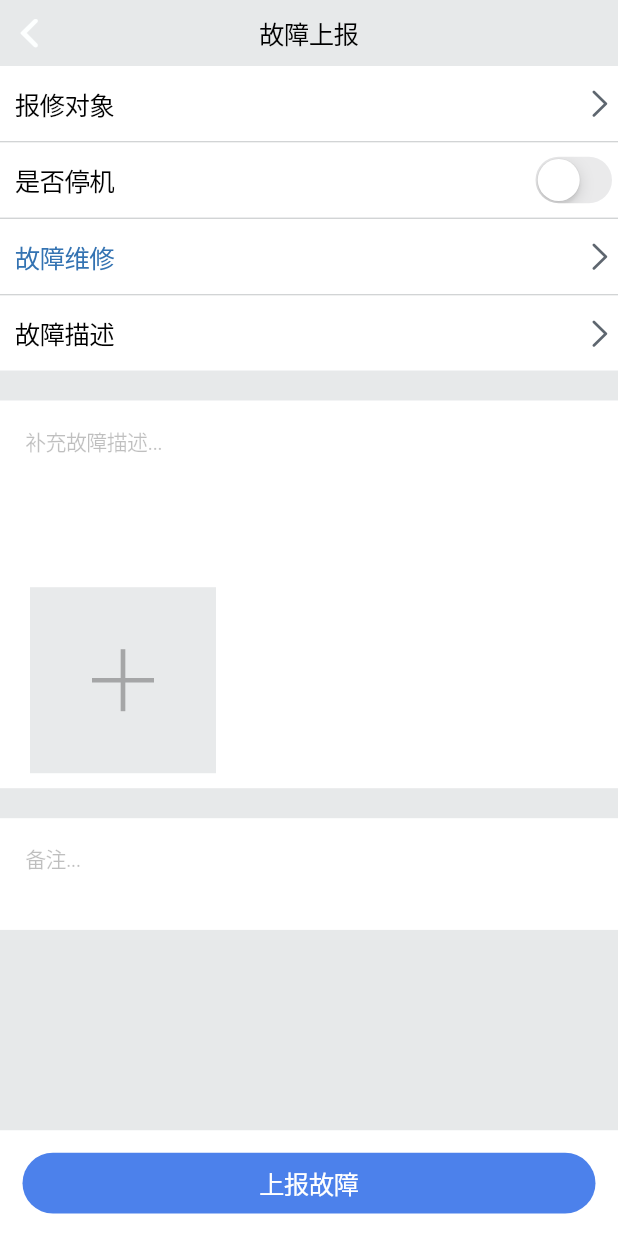
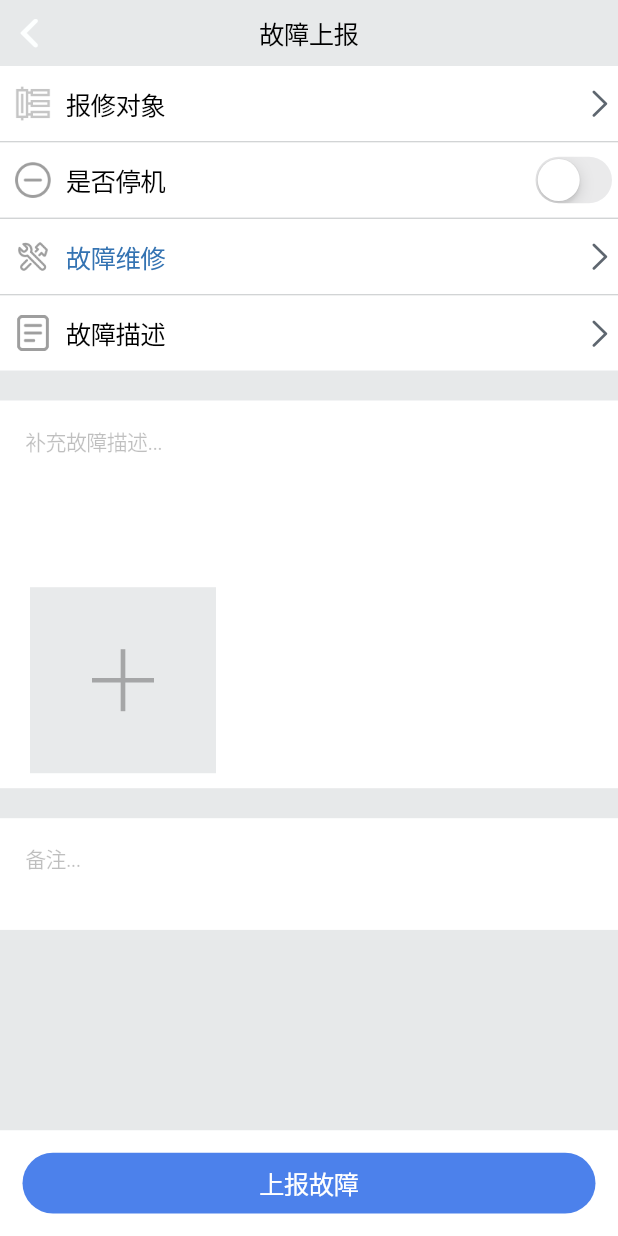
Before and after one commit to cheneyjuu/gztyre, a Flutter app: the ProblemReportHomePage screen opened directly with empty values, on a phone screen of 412 x 824 dp. Run offline on Flutter 3.47's test engine with Material 2 defaults, Android fonts, the phone set to English and light mode, and no system bars; our stand-ins replace camera, image_picker, shared_preferences, video_player; accounts and stored records are empty.

Commit message:
添加图标修改细节

```diff
--- a/lib/components/OrderCardWidget.dart
+++ b/lib/components/OrderCardWidget.dart
@@ -132,7 +132,7 @@ class OrderCardWidgetState extends State<OrderCardWidget> {
                     ),
                     Expanded(
                       child: Text(
-                        "是否停机：${widget.isStop ? "是" : "否"}",
+                        "${widget.isStop ? "已停机" : "未停机"}",
                         style: TextStyle(
                             color: Color.fromRGBO(0, 0, 0, 0.45), fontSize: 15),
                         maxLines: 1,
--- a/lib/components/UserInfoWidget.dart
+++ b/lib/components/UserInfoWidget.dart
@@ -31,7 +31,7 @@ class UserInfoWidget extends StatelessWidget {
                   Padding(
                     padding: EdgeInsets.all(5),
                     child: Text(
-                      "练胶厂",
+                      "炼胶厂",
                       style: TextStyle(color: Color.fromRGBO(40, 44, 52, 1)),
                     ),
                   ),
--- a/lib/pages/problemReport/ProblemReportHomePage.dart
+++ b/lib/pages/problemReport/ProblemReportHomePage.dart
@@ -33,6 +33,7 @@ class _ProblemReportHomePageState extends State<ProblemReportHomePage> {
   String _device = '';
   String _repairType = '故障维修';
   String _problemDescription = '';
+
 //  List<String> _list = [];
 
   _buildTextareaWithPicAndVideoWidget() {
@@ -67,7 +68,15 @@ class _ProblemReportHomePageState extends State<ProblemReportHomePage> {
                 shrinkWrap: true,
                 children: <Widget>[
                   ListItemWidget(
-                    title: this._device.length == 0
+                    title: Row(
+                      children: <Widget>[
+                        ImageIcon(
+                          AssetImage('assets/images/icon/icon_device.png'),
+                          color: Colors.grey,
+                        ),
+                        Padding(
+                          padding: EdgeInsets.only(left: 10),
+                          child: this._device.length == 0
                               ? Text("报修对象")
                               : Text(
                             this._device,
@@ -81,9 +90,12 @@ class _ProblemReportHomePageState extends State<ProblemReportHomePage> {
                             maxLines: 1,
                             overflow: TextOverflow.ellipsis,
                           ),
+                        )
+                      ],
+                    ),
                     onTap: () {
-                      Navigator.of(widget.rootContext)
-                          .push(CupertinoPageRoute(builder: (BuildContext context) {
+                      Navigator.of(widget.rootContext).push(
+                          CupertinoPageRoute(builder: (BuildContext context) {
                         return DeviceSelectionPage(
                           selectItem: this._device,
                         );
@@ -96,7 +108,18 @@ class _ProblemReportHomePageState extends State<ProblemReportHomePage> {
                     height: 1,
                   ),
                   ListItemSwitchWidget(
-                    title: Text("是否停机"),
+                    title: Row(
+                      children: <Widget>[
+                        ImageIcon(
+                          AssetImage('assets/images/icon/icon_stop.png'),
+                          color: Colors.grey,
+                        ),
+                        Padding(
+                          padding: EdgeInsets.only(left: 10),
+                          child: Text("是否停机"),
+                        )
+                      ],
+                    ),
                     isStop: this._isStop,
                     onChanged: (bool isStop) {
                       this._isStop = isStop;
@@ -107,15 +130,27 @@ class _ProblemReportHomePageState extends State<ProblemReportHomePage> {
                     height: 1,
                   ),
                   ListItemWidget(
-                    title: this._repairType.length == 0
+                    title: Row(
+                      children: <Widget>[
+                        ImageIcon(
+                          AssetImage('assets/images/icon/icon_repair.png'),
+                          color: Colors.grey,
+                        ),
+                        Padding(
+                          padding: EdgeInsets.only(left: 10),
+                          child: this._repairType.length == 0
                               ? Text("维修类型")
                               : Text(
                             this._repairType,
-                      style: TextStyle(color: Color.fromRGBO(52, 115, 178, 1)),
+                            style: TextStyle(
+                                color: Color.fromRGBO(52, 115, 178, 1)),
+                          ),
+                        )
+                      ],
                     ),
                     onTap: () {
-                      Navigator.of(widget.rootContext)
-                          .push(CupertinoPageRoute(builder: (BuildContext context) {
+                      Navigator.of(widget.rootContext).push(
+                          CupertinoPageRoute(builder: (BuildContext context) {
                         return RepairTypePage(
                           selectItem: this._repairType,
                         );
@@ -128,17 +163,29 @@ class _ProblemReportHomePageState extends State<ProblemReportHomePage> {
                     height: 1,
                   ),
                   ListItemWidget(
-                    title: this._problemDescription.length == 0
+                    title: Row(
+                      children: <Widget>[
+                        ImageIcon(
+                          AssetImage('assets/images/icon/icon_description.png'),
+                          color: Colors.grey,
+                        ),
+                        Padding(
+                          padding: EdgeInsets.only(left: 10),
+                          child: this._problemDescription.length == 0
                               ? Text("故障描述")
                               : Text(
                             this._problemDescription,
-                      style: TextStyle(color: Color.fromRGBO(52, 115, 178, 1)),
+                            style: TextStyle(
+                                color: Color.fromRGBO(52, 115, 178, 1)),
                             maxLines: 1,
                             overflow: TextOverflow.ellipsis,
                           ),
+                        )
+                      ],
+                    ),
                     onTap: () {
-                      Navigator.of(widget.rootContext)
-                          .push(CupertinoPageRoute(builder: (BuildContext context) {
+                      Navigator.of(widget.rootContext).push(
+                          CupertinoPageRoute(builder: (BuildContext context) {
                         return ProblemDescriptionPage(
                           selectItem: this._problemDescription,
                         );
@@ -152,7 +199,7 @@ class _ProblemReportHomePageState extends State<ProblemReportHomePage> {
                     child: _buildTextareaWithPicAndVideoWidget(),
                   ),
                   Padding(
-                    padding: EdgeInsets.only(top: 20,bottom: 10),
+                    padding: EdgeInsets.only(top: 20, bottom: 10),
                     child: TextareaWidget(
                       textEditingController: this._remark,
                       placeholder: "备注...",
@@ -162,13 +209,11 @@ class _ProblemReportHomePageState extends State<ProblemReportHomePage> {
                 ],
               ),
             ),
-
             Align(
               alignment: Alignment.bottomCenter,
               child: ButtonBarWidget(
                 button: Container(
-                  child:
-                  ButtonWidget(
+                  child: ButtonWidget(
                     child: Text('上报故障'),
                     color: Color.fromRGBO(76, 129, 235, 1),
                     onPressed: () {
@@ -193,8 +238,10 @@ class _ProblemReportHomePageState extends State<ProblemReportHomePage> {
                                       this._device = '';
                                       this._repairType = '故障维修';
                                       this._problemDescription = '';
-                                      this._description = new TextEditingController();
-                                      this._remark = new TextEditingController();
+                                      this._description =
+                                          new TextEditingController();
+                                      this._remark =
+                                          new TextEditingController();
                                       this._list.value = new List();
                                     });
                                     Navigator.of(context).pop();
--- a/lib/pages/repairOrder/RepairOrderHomePage.dart
+++ b/lib/pages/repairOrder/RepairOrderHomePage.dart
@@ -14,7 +14,7 @@ class RepairOrderHomePage extends StatelessWidget {
     {
       "title": "工单A",
       "level": "1级",
-      "status": "已完成",
+      "status": "已完工",
       "description": "打发打发到发似懂非",
       "position": "炼胶厂",
       "device": "注塑机",
@@ -32,7 +32,7 @@ class RepairOrderHomePage extends StatelessWidget {
     {
       "title": "工单C",
       "level": "1级",
-      "status": "未完成",
+      "status": "未完工",
       "description": "打发打发到发似懂非懂克拉副驾驶登录福建省地方i啦是的就放i啊啥的飞机啊塑料袋封口机",
       "position": "炼胶厂",
       "device": "注塑机",
```
Also changed, not shown: lib/components/CameraWidget.dart (+14 -3 lines), lib/pages/problemReport/DeviceSelectionPage.dart (+5 -2 lines), lib/pages/problemReport/ProblemDescriptionPage.dart (+5 -2 lines), lib/pages/problemReport/RepairTypePage.dart (+12 -10 lines), lib/pages/repairOrder/RepairOrderPage.dart (+50 -13 lines), assets/images/icon/icon_description.png (added), assets/images/icon/icon_detail.png (added), assets/images/icon/icon_device.png (added), assets/images/icon/icon_stop.png (added), assets/images/icon/icon_time.png (added). Lines whose indentation alone changed are shown as unchanged.
